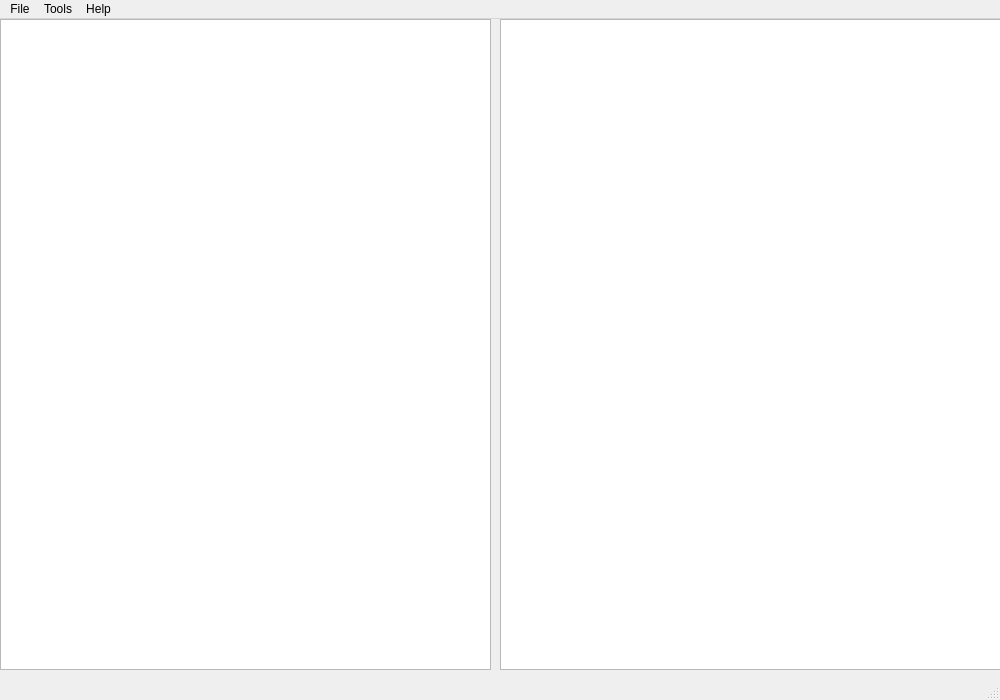
Before: the Qt Designer form devicetree/gui/dt_main_window.ui in mark-nicholson/dt-tools, drawn with Qt 5.
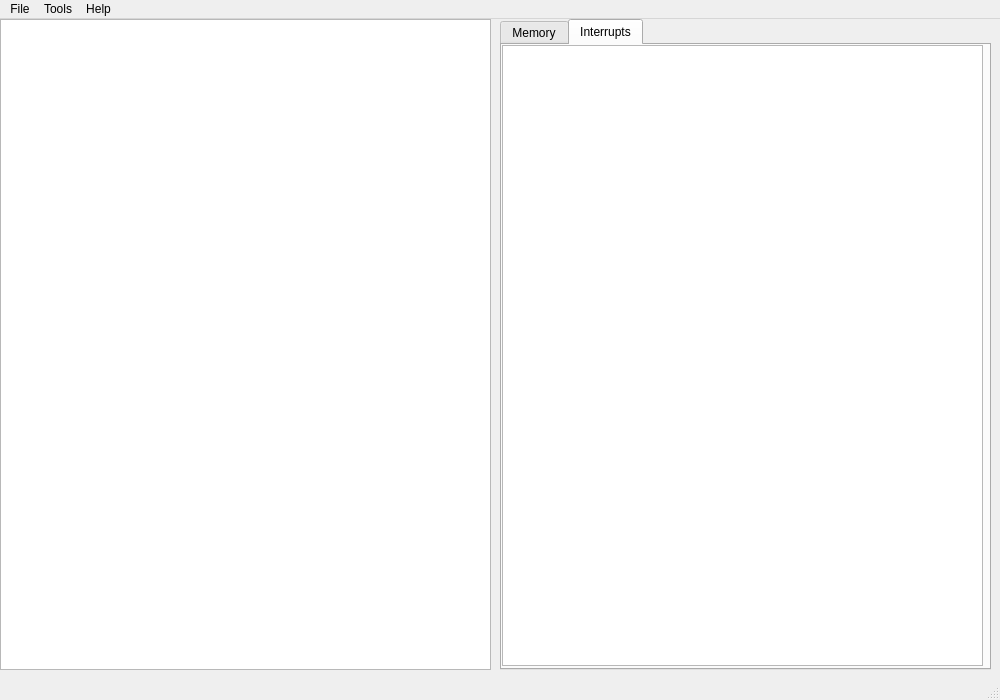
After: the same form once the commit is applied.

Commit message:
Updating UI to setup a tabbed view of maps
- Created tab for Memory layout
- Created tab for Interrupt layout
- Ensured re-sizing is operational

The edit to the form file:
```diff
--- a/devicetree/gui/dt_main_window.ui
+++ b/devicetree/gui/dt_main_window.ui
@@ -42,21 +42,54 @@
      </sizepolicy>
     </property>
    </widget>
-   <widget class="QGraphicsView" name="graphicsView">
+   <widget class="QTabWidget" name="tabWidget">
     <property name="geometry">
      <rect>
       <x>500</x>
       <y>0</y>
-      <width>501</width>
+      <width>491</width>
       <height>651</height>
      </rect>
     </property>
+    <property name="currentIndex">
+     <number>1</number>
+    </property>
+    <widget class="QWidget" name="memoryTab">
+     <attribute name="title">
+      <string>Memory</string>
+     </attribute>
+     <widget class="QGraphicsView" name="memoryGraphicsView">
+      <property name="geometry">
+       <rect>
+        <x>0</x>
+        <y>0</y>
+        <width>491</width>
+        <height>621</height>
+       </rect>
+      </property>
     <property name="sizePolicy">
      <sizepolicy hsizetype="Expanding" vsizetype="Expanding">
       <horstretch>1</horstretch>
       <verstretch>1</verstretch>
      </sizepolicy>
     </property>
+     </widget>
+    </widget>
+    <widget class="QWidget" name="interruptTab">
+     <attribute name="title">
+      <string>Interrupts</string>
+     </attribute>
+     <widget class="QGraphicsView" name="interruptGraphicsView">
+      <property name="geometry">
+       <rect>
+        <x>0</x>
+        <y>0</y>
+        <width>481</width>
+        <height>621</height>
+       </rect>
+      </property>
+     </widget>
+    </widget>
    </widget>
   </widget>
   <widget class="QMenuBar" name="menubar">
```
Lines whose indentation alone changed are shown as unchanged. The commit also changes 2 other files.
